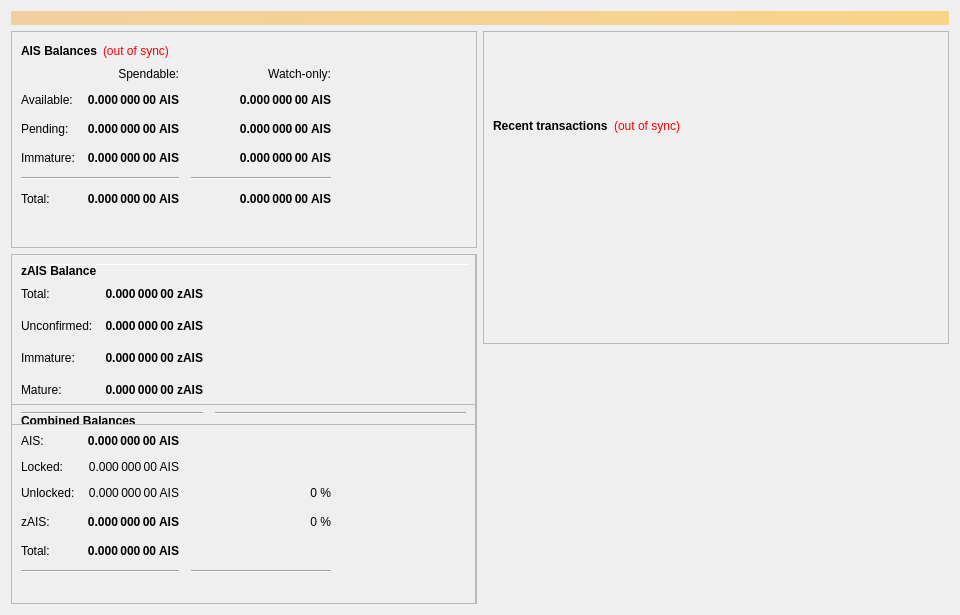
Above: src/qt/forms/overviewpage.ui from MCLXI/TSC before the change. Below: the same form after it.
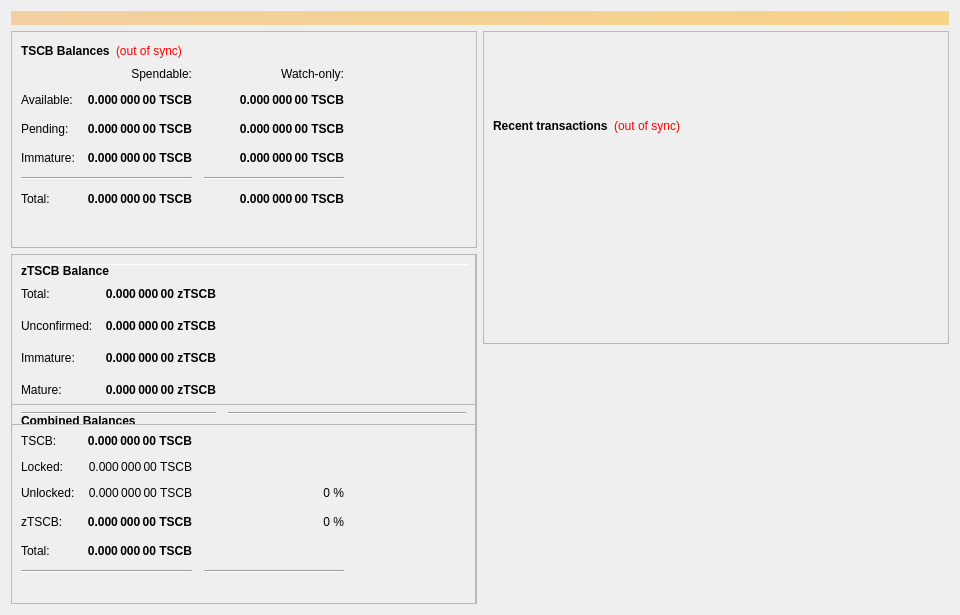
That is the form after the change.

Patch:
```diff
--- a/src/qt/forms/overviewpage.ui
+++ b/src/qt/forms/overviewpage.ui
@@ -60,7 +60,7 @@
                </font>
               </property>
               <property name="text">
-               <string>AIS Balances</string>
+               <string>TSCB Balances</string>
               </property>
              </widget>
             </item>
@@ -118,7 +118,7 @@
                <string>Unconfirmed transactions to watch-only addresses</string>
               </property>
               <property name="text">
-               <string notr="true">0.000 000 00 AIS</string>
+               <string notr="true">0.000 000 00 TSCB</string>
               </property>
               <property name="alignment">
                <set>Qt::AlignRight|Qt::AlignTrailing|Qt::AlignVCenter</set>
@@ -143,7 +143,7 @@
                <string>Total of transactions that have yet to be confirmed, and do not yet count toward the spendable balance</string>
               </property>
               <property name="text">
-               <string notr="true">0.000 000 00 AIS</string>
+               <string notr="true">0.000 000 00 TSCB</string>
               </property>
               <property name="alignment">
                <set>Qt::AlignRight|Qt::AlignTrailing|Qt::AlignVCenter</set>
@@ -168,7 +168,7 @@
                <string>Staked or masternode rewards in watch-only addresses that has not yet matured</string>
               </property>
               <property name="text">
-               <string notr="true">0.000 000 00 AIS</string>
+               <string notr="true">0.000 000 00 TSCB</string>
               </property>
               <property name="alignment">
                <set>Qt::AlignRight|Qt::AlignTrailing|Qt::AlignVCenter</set>
@@ -226,7 +226,7 @@
                <string>Staked or masternode rewards that has not yet matured</string>
               </property>
               <property name="text">
-               <string notr="true">0.000 000 00 AIS</string>
+               <string notr="true">0.000 000 00 TSCB</string>
               </property>
               <property name="alignment">
                <set>Qt::AlignRight|Qt::AlignTrailing|Qt::AlignVCenter</set>
@@ -271,7 +271,7 @@
                <string>Your current total balance</string>
               </property>
               <property name="text">
-               <string notr="true">0.000 000 00 AIS</string>
+               <string notr="true">0.000 000 00 TSCB</string>
               </property>
               <property name="alignment">
                <set>Qt::AlignRight|Qt::AlignTrailing|Qt::AlignVCenter</set>
@@ -296,7 +296,7 @@
                <string>Current total balance in watch-only addresses</string>
               </property>
               <property name="text">
-               <string notr="true">0.000 000 00 AIS</string>
+               <string notr="true">0.000 000 00 TSCB</string>
               </property>
               <property name="alignment">
                <set>Qt::AlignRight|Qt::AlignTrailing|Qt::AlignVCenter</set>
@@ -338,7 +338,7 @@
                <string>Your current spendable balance</string>
               </property>
               <property name="text">
-               <string notr="true">0.000 000 00 AIS</string>
+               <string notr="true">0.000 000 00 TSCB</string>
               </property>
               <property name="alignment">
                <set>Qt::AlignRight|Qt::AlignTrailing|Qt::AlignVCenter</set>
@@ -363,7 +363,7 @@
                <string>Your current balance in watch-only addresses</string>
               </property>
               <property name="text">
-               <string notr="true">0.000 000 00 AIS</string>
+               <string notr="true">0.000 000 00 TSCB</string>
               </property>
               <property name="alignment">
                <set>Qt::AlignRight|Qt::AlignTrailing|Qt::AlignVCenter</set>
@@ -963,7 +963,7 @@
                 <string>Total of transactions that have yet to be confirmed, and do not yet count toward the spendable balance</string>
                </property>
                <property name="text">
-                <string notr="true">0.000 000 00 AIS</string>
+                <string notr="true">0.000 000 00 TSCB</string>
                </property>
                <property name="alignment">
                 <set>Qt::AlignRight|Qt::AlignTrailing|Qt::AlignVCenter</set>
@@ -988,7 +988,7 @@
                 <string>Total Balance, including unconfirmed and immature coins.</string>
                </property>
                <property name="text">
-                <string notr="true">0.000 000 00 AIS</string>
+                <string notr="true">0.000 000 00 TSCB</string>
                </property>
                <property name="alignment">
                 <set>Qt::AlignRight|Qt::AlignTrailing|Qt::AlignVCenter</set>
@@ -1021,7 +1021,7 @@
              <item row="1" column="0">
               <widget class="QLabel" name="labelBalanceTextz">
                <property name="text">
-                <string>AIS:</string>
+                <string>TSCB:</string>
                </property>
               </widget>
              </item>
@@ -1040,7 +1040,7 @@
                 <string>Your current spendable balance</string>
                </property>
                <property name="text">
-                <string notr="true">0.000 000 00 AIS</string>
+                <string notr="true">0.000 000 00 TSCB</string>
                </property>
                <property name="alignment">
                 <set>Qt::AlignRight|Qt::AlignTrailing|Qt::AlignVCenter</set>
@@ -1056,7 +1056,7 @@
                 <string/>
                </property>
                <property name="text">
-                <string>zAIS:</string>
+                <string>zTSCB:</string>
                </property>
               </widget>
              </item>
@@ -1090,7 +1090,7 @@
                 <string>Locked AIS or Masternode collaterals. These are excluded from zAIS minting.</string>
                </property>
                <property name="text">
-                <string>0.000 000 00 AIS</string>
+                <string>0.000 000 00 TSCB</string>
                </property>
                <property name="alignment">
                 <set>Qt::AlignRight|Qt::AlignTrailing|Qt::AlignVCenter</set>
@@ -1123,7 +1123,7 @@
                 <string>Unlocked AISs. These can be used for zAIS minting.</string>
                </property>
                <property name="text">
-                <string>0.000 000 00 AIS</string>
+                <string>0.000 000 00 TSCB</string>
                </property>
                <property name="alignment">
                 <set>Qt::AlignRight|Qt::AlignTrailing|Qt::AlignVCenter</set>
@@ -1190,7 +1190,7 @@
                 </font>
                </property>
                <property name="text">
-                <string>zAIS Balance</string>
+                <string>zTSCB Balance</string>
                </property>
               </widget>
              </item>
@@ -1234,7 +1234,7 @@
                 <string>All available zAIS, unconfirmed and immature zAIS included.</string>
                </property>
                <property name="text">
-                <string notr="true">0.000 000 00 zAIS</string>
+                <string notr="true">0.000 000 00 zTSCB</string>
                </property>
                <property name="alignment">
                 <set>Qt::AlignRight|Qt::AlignTrailing|Qt::AlignVCenter</set>
@@ -1312,7 +1312,7 @@
 These zAIS are spendable.</string>
                </property>
                <property name="text">
-                <string>0.000 000 00 zAIS</string>
+                <string>0.000 000 00 zTSCB</string>
                </property>
                <property name="alignment">
                 <set>Qt::AlignRight|Qt::AlignTrailing|Qt::AlignVCenter</set>
@@ -1343,7 +1343,7 @@
 Immature: confirmed, but less than 1 mints of the same denomination after it was minted</string>
                </property>
                <property name="text">
-                <string>0.000 000 00 zAIS</string>
+                <string>0.000 000 00 zTSCB</string>
                </property>
                <property name="alignment">
                 <set>Qt::AlignRight|Qt::AlignTrailing|Qt::AlignVCenter</set>
@@ -1387,7 +1387,7 @@
 Immature: confirmed, but less than 1 mints of the same denomination after it was minted</string>
                </property>
                <property name="text">
-                <string>0.000 000 00 zAIS</string>
+                <string>0.000 000 00 zTSCB</string>
                </property>
                <property name="alignment">
                 <set>Qt::AlignRight|Qt::AlignTrailing|Qt::AlignVCenter</set>
```
Left out of the diff: 26 changed lines with no effect on the pictures.
